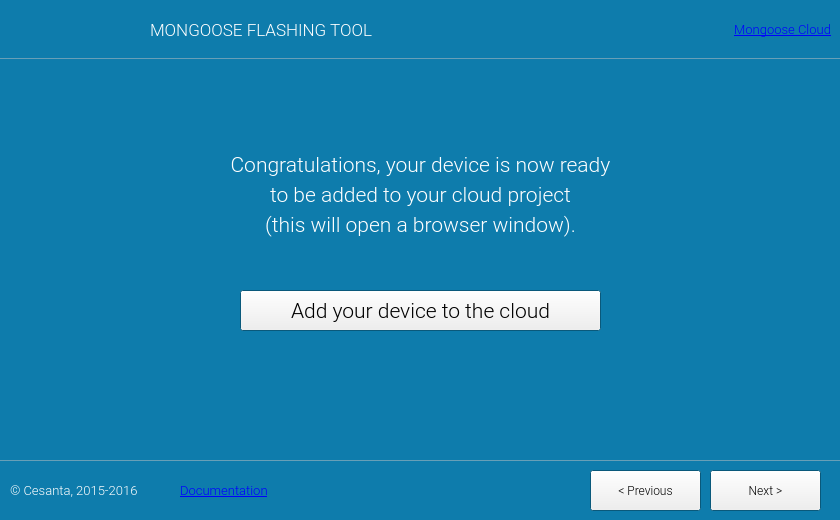
Old version of the form src/wizard/wizard.ui in the repository olgierdh/mongoose-flashing-tool.
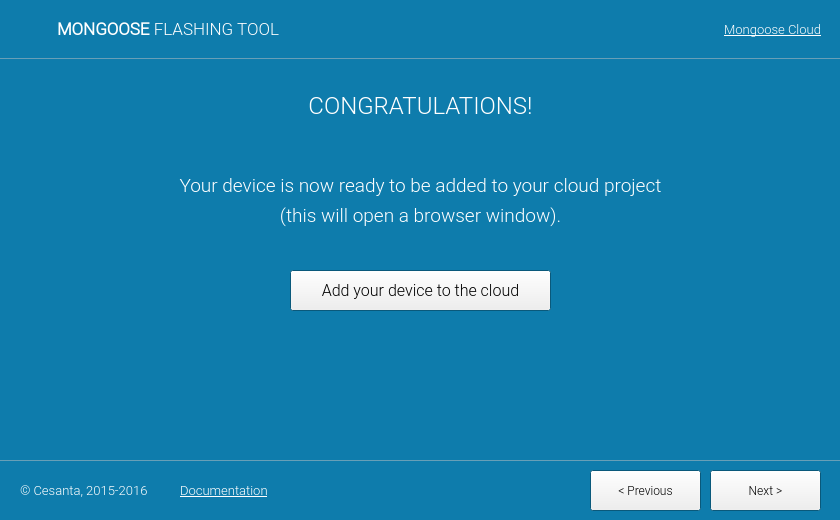
New version of the form. The open tabs and pages were chosen to show the change. Icons and pictures are not drawn. Custom widgets are drawn as their Qt base class.

```diff
--- a/src/wizard/wizard.ui
+++ b/src/wizard/wizard.ui
@@ -58,6 +58,15 @@
        </color>
       </brush>
      </colorrole>
+     <colorrole role="Link">
+      <brush brushstyle="SolidPattern">
+       <color alpha="255">
+        <red>255</red>
+        <green>255</green>
+        <blue>255</blue>
+       </color>
+      </brush>
+     </colorrole>
     </active>
     <inactive>
      <colorrole role="Base">
@@ -87,6 +96,15 @@
        </color>
       </brush>
      </colorrole>
+     <colorrole role="Link">
+      <brush brushstyle="SolidPattern">
+       <color alpha="255">
+        <red>255</red>
+        <green>255</green>
+        <blue>255</blue>
+       </color>
+      </brush>
+     </colorrole>
     </inactive>
     <disabled>
      <colorrole role="Base">
@@ -116,6 +134,15 @@
        </color>
       </brush>
      </colorrole>
+     <colorrole role="Link">
+      <brush brushstyle="SolidPattern">
+       <color alpha="255">
+        <red>255</red>
+        <green>255</green>
+        <blue>255</blue>
+       </color>
+      </brush>
+     </colorrole>
     </disabled>
    </palette>
   </property>
@@ -317,8 +344,8 @@
     <property name="geometry">
      <rect>
       <x>20</x>
-      <y>-1</y>
-      <width>131</width>
+      <y>0</y>
+      <width>41</width>
       <height>60</height>
      </rect>
     </property>
@@ -496,7 +523,7 @@
    <widget class="QLabel" name="cloudLink">
     <property name="geometry">
      <rect>
-      <x>690</x>
+      <x>680</x>
       <y>0</y>
       <width>141</width>
       <height>60</height>
@@ -547,7 +574,7 @@
      </font>
     </property>
     <property name="text">
-      <string>&lt;a href=&quot;https://cloud.cesanta.com/&quot;&gt;Mongoose Cloud&lt;/a&gt;</string>
+     <string>&lt;html&gt;&lt;head/&gt;&lt;body&gt;&lt;p&gt;&lt;a href=&quot;https://cloud.cesanta.com/&quot;&gt;&lt;span style=&quot; text-decoration: underline; color:#ffffff;&quot;&gt;Mongoose Cloud&lt;/span&gt;&lt;/a&gt;&lt;/p&gt;&lt;/body&gt;&lt;/html&gt;</string>
     </property>
     <property name="alignment">
      <set>Qt::AlignRight|Qt::AlignTrailing|Qt::AlignVCenter</set>
@@ -559,9 +586,9 @@
    <widget class="QLabel" name="FnC">
     <property name="geometry">
      <rect>
-      <x>150</x>
+      <x>57</x>
       <y>0</y>
-      <width>291</width>
+      <width>261</width>
       <height>60</height>
      </rect>
     </property>
@@ -609,7 +636,7 @@
      </font>
     </property>
     <property name="text">
-     <string>MONGOOSE FLASHING TOOL</string>
+     <string>&lt;html&gt;&lt;head/&gt;&lt;body&gt;&lt;p&gt;&lt;span style=&quot; font-weight:600;&quot;&gt;MONGOOSE &lt;/span&gt;FLASHING TOOL&lt;/p&gt;&lt;/body&gt;&lt;/html&gt;</string>
     </property>
     <property name="alignment">
      <set>Qt::AlignLeading|Qt::AlignLeft|Qt::AlignVCenter</set>
@@ -636,6 +663,24 @@
          </color>
         </brush>
        </colorrole>
+       <colorrole role="Text">
+        <brush brushstyle="SolidPattern">
+         <color alpha="255">
+          <red>255</red>
+          <green>255</green>
+          <blue>255</blue>
+         </color>
+        </brush>
+       </colorrole>
+       <colorrole role="ButtonText">
+        <brush brushstyle="SolidPattern">
+         <color alpha="255">
+          <red>255</red>
+          <green>255</green>
+          <blue>255</blue>
+         </color>
+        </brush>
+       </colorrole>
       </active>
       <inactive>
        <colorrole role="WindowText">
@@ -647,14 +692,50 @@
          </color>
         </brush>
        </colorrole>
+       <colorrole role="Text">
+        <brush brushstyle="SolidPattern">
+         <color alpha="255">
+          <red>255</red>
+          <green>255</green>
+          <blue>255</blue>
+         </color>
+        </brush>
+       </colorrole>
+       <colorrole role="ButtonText">
+        <brush brushstyle="SolidPattern">
+         <color alpha="255">
+          <red>255</red>
+          <green>255</green>
+          <blue>255</blue>
+         </color>
+        </brush>
+       </colorrole>
       </inactive>
       <disabled>
        <colorrole role="WindowText">
         <brush brushstyle="SolidPattern">
          <color alpha="255">
-          <red>120</red>
-          <green>120</green>
-          <blue>120</blue>
+          <red>255</red>
+          <green>255</green>
+          <blue>255</blue>
+         </color>
+        </brush>
+       </colorrole>
+       <colorrole role="Text">
+        <brush brushstyle="SolidPattern">
+         <color alpha="255">
+          <red>255</red>
+          <green>255</green>
+          <blue>255</blue>
+         </color>
+        </brush>
+       </colorrole>
+       <colorrole role="ButtonText">
+        <brush brushstyle="SolidPattern">
+         <color alpha="255">
+          <red>255</red>
+          <green>255</green>
+          <blue>255</blue>
          </color>
         </brush>
        </colorrole>
@@ -668,8 +749,11 @@
       <underline>false</underline>
      </font>
     </property>
+    <property name="styleSheet">
+     <string notr="true">color:rgb(255, 255, 255);</string>
+    </property>
     <property name="text">
-     <string>&lt;a href=&quot;http://TODO&quot;&gt;Documentation&lt;/a&gt;</string>
+     <string>&lt;html&gt;&lt;head/&gt;&lt;body&gt;&lt;p&gt;&lt;a href=&quot;http://TODO&quot;&gt;&lt;span style=&quot; text-decoration: underline; color:#ffffff;&quot;&gt;Documentation&lt;/span&gt;&lt;/a&gt;&lt;/p&gt;&lt;/body&gt;&lt;/html&gt;</string>
     </property>
     <property name="openExternalLinks">
      <bool>true</bool>
@@ -678,7 +762,7 @@
    <widget class="QLabel" name="copyright">
     <property name="geometry">
      <rect>
-      <x>10</x>
+      <x>20</x>
       <y>480</y>
       <width>151</width>
       <height>20</height>
@@ -2554,7 +2638,7 @@
       <property name="geometry">
        <rect>
         <x>0</x>
-        <y>89</y>
+        <y>110</y>
         <width>841</width>
         <height>31</height>
        </rect>
@@ -2599,12 +2683,12 @@
       <property name="font">
        <font>
         <family>Roboto Light</family>
-        <pointsize>16</pointsize>
+        <pointsize>14</pointsize>
         <underline>false</underline>
        </font>
       </property>
       <property name="text">
-       <string>Congratulations, your device is now ready</string>
+       <string>Your device is now ready to be added to your cloud project</string>
       </property>
       <property name="alignment">
        <set>Qt::AlignCenter</set>
@@ -2614,7 +2698,7 @@
       <property name="geometry">
        <rect>
         <x>0</x>
-        <y>119</y>
+        <y>30</y>
         <width>841</width>
         <height>31</height>
        </rect>
@@ -2659,12 +2743,12 @@
       <property name="font">
        <font>
         <family>Roboto Light</family>
-        <pointsize>16</pointsize>
+        <pointsize>18</pointsize>
         <underline>false</underline>
        </font>
       </property>
       <property name="text">
-       <string>to be added to your cloud project</string>
+       <string>CONGRATULATIONS!</string>
       </property>
       <property name="alignment">
        <set>Qt::AlignCenter</set>
@@ -2676,16 +2760,16 @@
       </property>
       <property name="geometry">
        <rect>
-        <x>240</x>
-        <y>230</y>
-        <width>361</width>
+        <x>290</x>
+        <y>210</y>
+        <width>261</width>
         <height>41</height>
        </rect>
       </property>
       <property name="font">
        <font>
         <family>Roboto Light</family>
-        <pointsize>16</pointsize>
+        <pointsize>12</pointsize>
         <weight>50</weight>
         <bold>false</bold>
        </font>
@@ -2698,7 +2782,7 @@
       <property name="geometry">
        <rect>
         <x>0</x>
-        <y>149</y>
+        <y>140</y>
         <width>841</width>
         <height>31</height>
        </rect>
@@ -2743,7 +2827,7 @@
       <property name="font">
        <font>
         <family>Roboto Light</family>
-        <pointsize>16</pointsize>
+        <pointsize>14</pointsize>
         <underline>false</underline>
        </font>
       </property>
```
Left out of the diff: 44 changed lines with no effect on the pictures.
